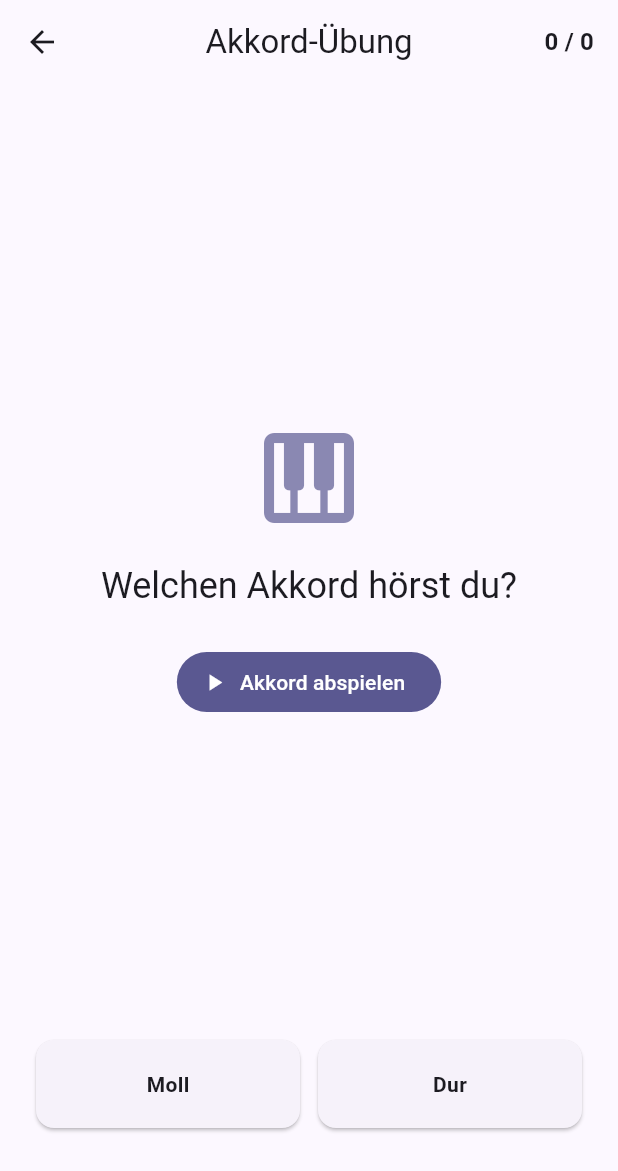
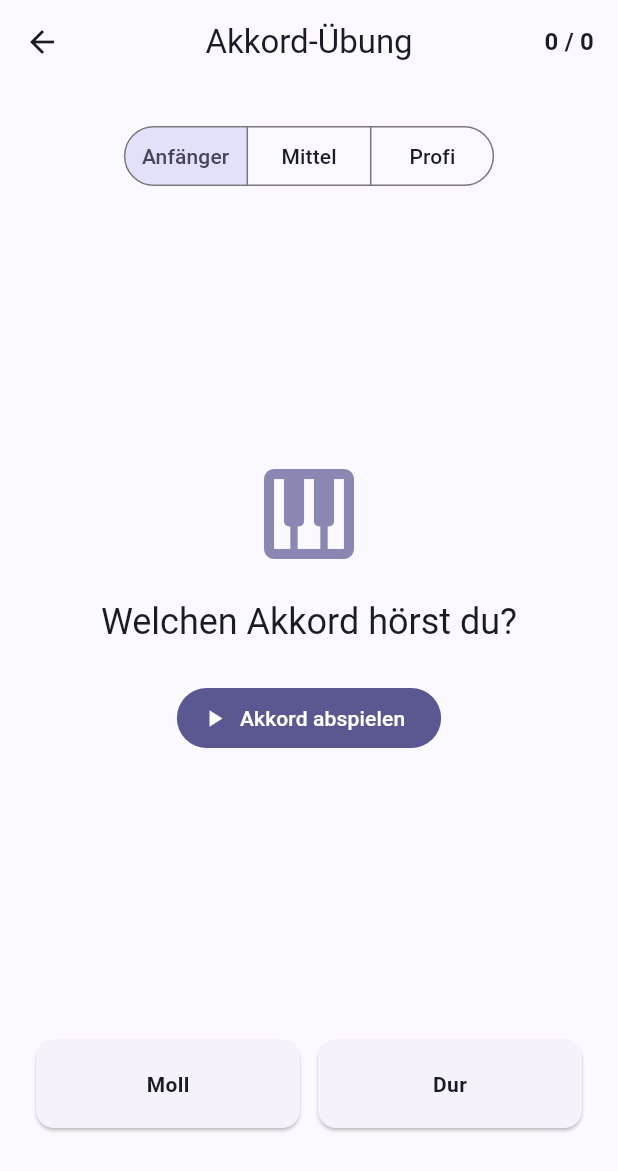
Before and after one commit to riegerflo/ear-training-app, a Flutter app: the ChordExerciseScreen screen opened by its route, on a phone screen of 412 x 824 dp. Shown: the top 1171 px of the screen. Run offline on Flutter 3.47's test engine with Material 3 defaults, Android fonts, the phone set to English and light mode, and no system bars; our stand-ins replace flutter_riverpod, freezed_annotation, go_router, isar, just_audio; accounts and stored records are empty; generated files the repository leaves out were written again.

Commit message:
feat: add difficulty selector UI to all exercise screens (#29)
Adds a Material 3 SegmentedButton (Anfänger/Mittel/Profi) at the top
of each exercise screen. Selection is written to difficultyProvider
and takes effect on the next question, so changing difficulty
mid-session does not reset the score.

https://claude.ai/code/session_01NyU9mm761Z2aQgFWhCBNbU

```diff
--- a/lib/features/chords/screens/chord_exercise_screen.dart
+++ b/lib/features/chords/screens/chord_exercise_screen.dart
@@ -3,6 +3,7 @@ import 'package:flutter_riverpod/flutter_riverpod.dart';
 import 'package:go_router/go_router.dart';
 
 import '../../../core/audio/audio_service.dart';
+import '../../../shared/widgets/difficulty_selector.dart';
 import '../../../shared/widgets/session_summary_dialog.dart';
 import '../models/chord_model.dart';
 import '../providers/chord_provider.dart';
@@ -71,6 +72,7 @@ class ChordExerciseScreen extends ConsumerWidget {
           padding: const EdgeInsets.all(24),
           child: Column(
             children: [
+              const DifficultySelector(),
               const Spacer(),
               Icon(Icons.piano,
                   size: 80,
--- a/lib/features/intervals/screens/interval_exercise_screen.dart
+++ b/lib/features/intervals/screens/interval_exercise_screen.dart
@@ -3,6 +3,7 @@ import 'package:flutter_riverpod/flutter_riverpod.dart';
 import 'package:go_router/go_router.dart';
 
 import '../../../core/audio/audio_service.dart';
+import '../../../shared/widgets/difficulty_selector.dart';
 import '../../../shared/widgets/session_summary_dialog.dart';
 import '../models/interval_model.dart';
 import '../providers/interval_provider.dart';
@@ -72,6 +73,7 @@ class IntervalExerciseScreen extends ConsumerWidget {
           padding: const EdgeInsets.all(24),
           child: Column(
             children: [
+              const DifficultySelector(),
               const Spacer(),
               Icon(
                 Icons.music_note,
--- a/lib/features/scales/screens/scale_exercise_screen.dart
+++ b/lib/features/scales/screens/scale_exercise_screen.dart
@@ -3,6 +3,7 @@ import 'package:flutter_riverpod/flutter_riverpod.dart';
 import 'package:go_router/go_router.dart';
 
 import '../../../core/audio/audio_service.dart';
+import '../../../shared/widgets/difficulty_selector.dart';
 import '../../../shared/widgets/session_summary_dialog.dart';
 import '../models/scale_model.dart';
 import '../providers/scale_provider.dart';
@@ -71,6 +72,7 @@ class ScaleExerciseScreen extends ConsumerWidget {
           padding: const EdgeInsets.all(24),
           child: Column(
             children: [
+              const DifficultySelector(),
               const Spacer(),
               Icon(Icons.queue_music,
                   size: 80,
--- /dev/null
+++ b/lib/shared/widgets/difficulty_selector.dart
@@ -0,0 +1,40 @@
+import 'package:flutter/material.dart';
+import 'package:flutter_riverpod/flutter_riverpod.dart';
+
+import '../../core/models/exercise.dart';
+import '../../core/providers/difficulty_provider.dart';
+
+/// A compact segmented button row for picking exercise difficulty.
+class DifficultySelector extends ConsumerWidget {
+  const DifficultySelector({super.key});
+
+  @override
+  Widget build(BuildContext context, WidgetRef ref) {
+    final current = ref.watch(difficultyProvider);
+
+    return SegmentedButton<Difficulty>(
+      showSelectedIcon: false,
+      style: SegmentedButton.styleFrom(
+        padding: const EdgeInsets.symmetric(horizontal: 12, vertical: 8),
+      ),
+      segments: const [
+        ButtonSegment(
+          value: Difficulty.beginner,
+          label: Text('Anfänger'),
+        ),
+        ButtonSegment(
+          value: Difficulty.intermediate,
+          label: Text('Mittel'),
+        ),
+        ButtonSegment(
+          value: Difficulty.advanced,
+          label: Text('Profi'),
+        ),
+      ],
+      selected: {current},
+      onSelectionChanged: (selection) {
+        ref.read(difficultyProvider.notifier).state = selection.first;
+      },
+    );
+  }
+}
```
